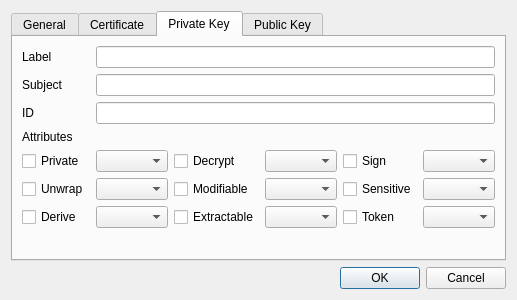
This is HsmMan/import_pfx_dlg.ui in jykim74/CryptokiMan as Qt 5 draws it before an edit. The edited form follows.
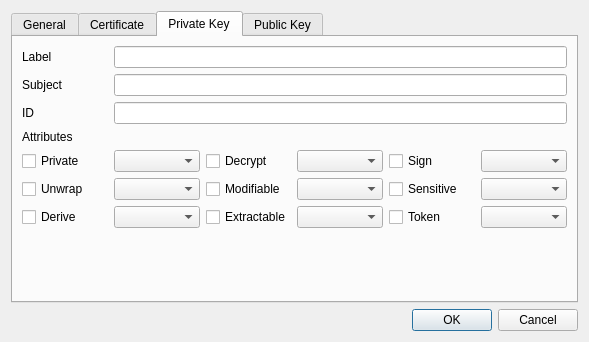
This is the edited form.

What changed in the file:
```diff
--- a/HsmMan/import_pfx_dlg.ui
+++ b/HsmMan/import_pfx_dlg.ui
@@ -6,8 +6,8 @@
    <rect>
     <x>0</x>
     <y>0</y>
-    <width>517</width>
-    <height>300</height>
+    <width>589</width>
+    <height>342</height>
    </rect>
   </property>
   <property name="windowTitle">
```
Left out of the diff: 2 changed lines with no effect on the pictures.
